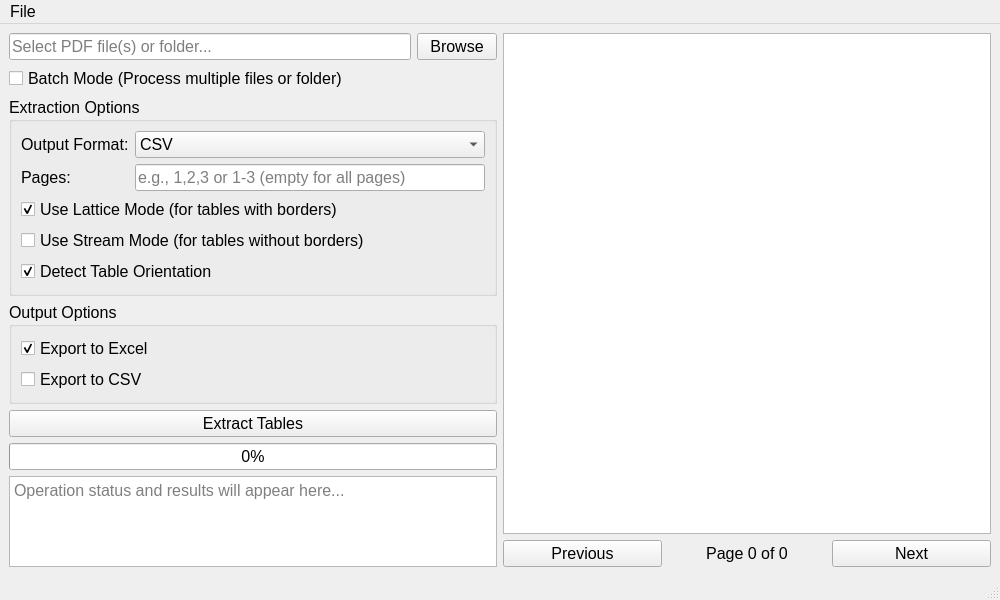
The window that src/tools/pdf_tools/pdf_content_extraction/extract_tables_camelot.ui (richardnoragon/1_2) describes before a commit, drawn with Qt 5.
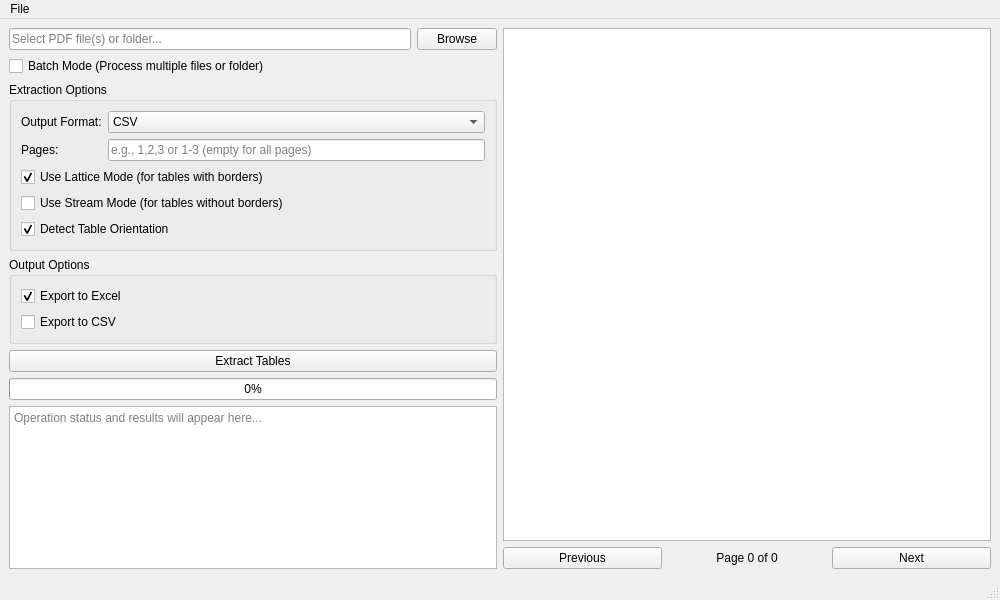
The same window after the commit.

Patch:
```diff
--- a/src/tools/pdf_tools/pdf_content_extraction/extract_tables_camelot.ui
+++ b/src/tools/pdf_tools/pdf_content_extraction/extract_tables_camelot.ui
@@ -13,11 +13,6 @@
   <property name="windowTitle">
    <string>PDF Table Extractor</string>
   </property>
-  <property name="font">
-   <font>
-    <pointsize>12</pointsize>
-   </font>
-  </property>
   <widget class="QWidget" name="centralwidget">
    <layout class="QHBoxLayout" name="horizontalLayout_3">
     <item>
@@ -26,11 +21,6 @@
        <layout class="QHBoxLayout" name="horizontalLayout">
         <item>
          <widget class="QLineEdit" name="inputFileEdit">
-          <property name="font">
-           <font>
-            <pointsize>12</pointsize>
-           </font>
-          </property>
           <property name="placeholderText">
            <string>Select PDF file(s) or folder...</string>
           </property>
@@ -41,11 +31,6 @@
         </item>
         <item>
          <widget class="QPushButton" name="browseButton">
-          <property name="font">
-           <font>
-            <pointsize>12</pointsize>
-           </font>
-          </property>
           <property name="text">
            <string>Browse</string>
           </property>
@@ -55,11 +40,6 @@
       </item>
       <item>
        <widget class="QCheckBox" name="batchModeCheckbox">
-        <property name="font">
-         <font>
-          <pointsize>12</pointsize>
-         </font>
-        </property>
         <property name="text">
          <string>Batch Mode (Process multiple files or folder)</string>
         </property>
@@ -67,11 +47,6 @@
       </item>
       <item>
        <widget class="QGroupBox" name="extractOptionsGroup">
-        <property name="font">
-         <font>
-          <pointsize>12</pointsize>
-         </font>
-        </property>
         <property name="title">
          <string>Extraction Options</string>
         </property>
@@ -157,11 +132,6 @@
       </item>
       <item>
        <widget class="QGroupBox" name="outputOptionsGroup">
-        <property name="font">
-         <font>
-          <pointsize>12</pointsize>
-         </font>
-        </property>
         <property name="title">
          <string>Output Options</string>
         </property>
@@ -188,11 +158,6 @@
       </item>
       <item>
        <widget class="QPushButton" name="extractButton">
-        <property name="font">
-         <font>
-          <pointsize>12</pointsize>
-         </font>
-        </property>
         <property name="text">
          <string>Extract Tables</string>
         </property>
@@ -207,11 +172,6 @@
       </item>
       <item>
        <widget class="QTextEdit" name="outputText">
-        <property name="font">
-         <font>
-          <pointsize>12</pointsize>
-         </font>
-        </property>
         <property name="readOnly">
          <bool>true</bool>
         </property>
@@ -281,7 +241,7 @@
     </property>
     <addaction name="actionExit"/>
    </widget>
-   <addaction name="menuFile"/>
+   <addaction name="menuFile" />
   </widget>
   <widget class="QStatusBar" name="statusbar"/>
   <action name="actionExit">
```
Left out of the diff: 71 changed lines with no effect on the pictures.
